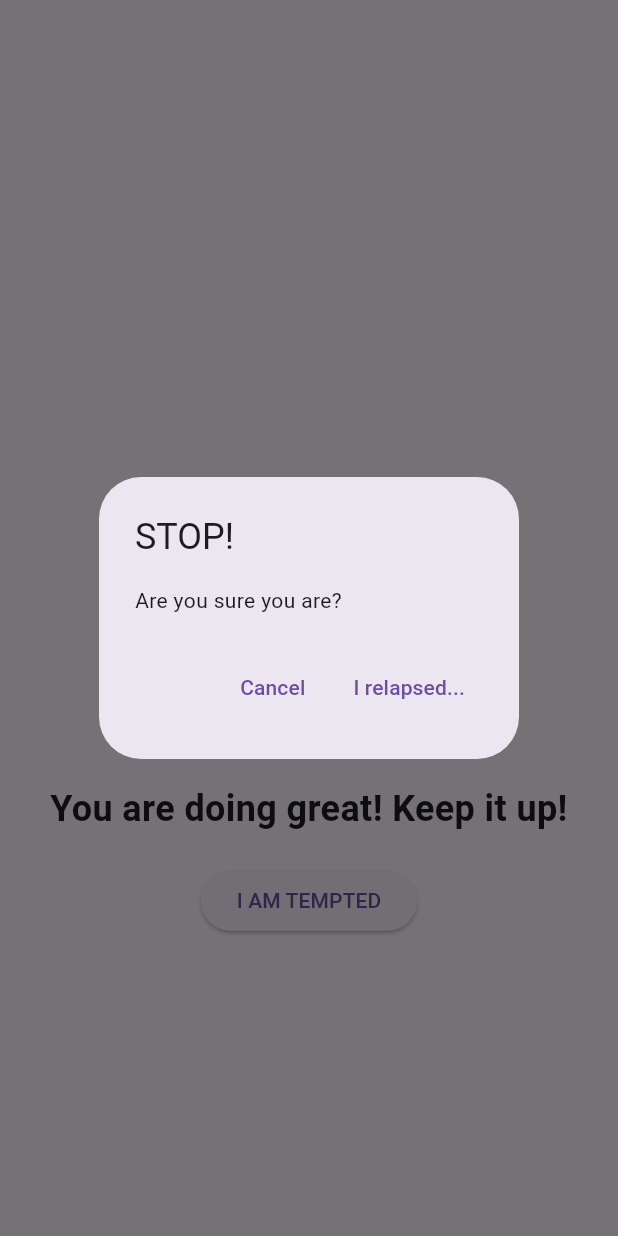
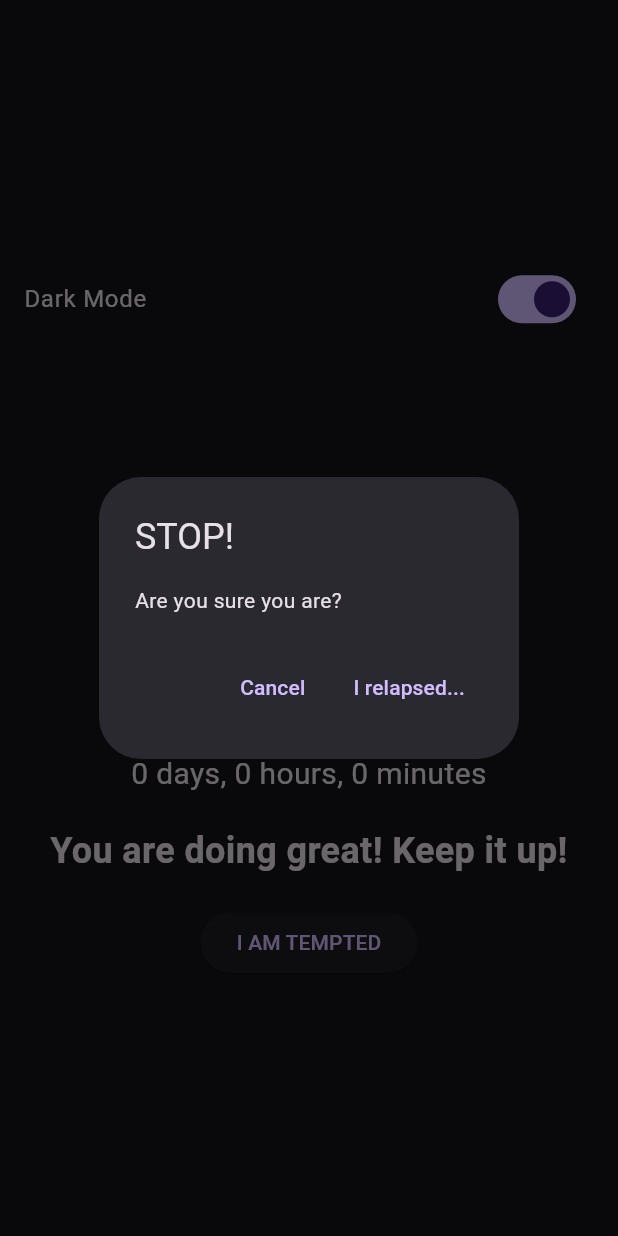
Before and after one commit to deynesdev/quitr, a Flutter app: the screen it shows after launch, after a tap on "I AM TEMPTED", on a phone screen of 412 x 824 dp. Run offline on Flutter 3.47's test engine with Material 3 defaults, Android fonts, the phone set to English and light mode, and no system bars; our stand-ins replace shared_preferences.

Commit message:
- Implemented theme switching between dark and light modes - Updated Android NDK version to 27.0.12077973 for plugin compatibility - Applied potential fixes for shared_preferences Android build errors

```diff
--- /dev/null
+++ b/devtools_options.yaml
@@ -0,0 +1,3 @@
+description: This file stores settings for Dart & Flutter DevTools.
+documentation: https://docs.flutter.dev/tools/devtools/extensions#configure-extension-enablement-states
+extensions:
--- a/lib/main.dart
+++ b/lib/main.dart
@@ -1,95 +1,134 @@
 import 'package:flutter/material.dart';
-import 'dart:async'; // Import for Timer
+import 'dart:async';
 import 'package:shared_preferences/shared_preferences.dart';
 
 void main() {
   runApp(const MyApp());
 }
 
-class MyApp extends StatelessWidget {
+class MyApp extends StatefulWidget {
   const MyApp({super.key});
+
+  @override
+  State<MyApp> createState() => _MyAppState();
+}
+
+class _MyAppState extends State<MyApp> {
+  bool isDarkMode = true;
+
+  @override
+  void initState() {
+    super.initState();
+    loadTheme();
+  }
+
+  Future<void> loadTheme() async {
+    final prefs = await SharedPreferences.getInstance();
+    setState(() {
+      isDarkMode = prefs.getBool('isDarkMode') ?? true;
+    });
+  }
+
+  Future<void> toggleTheme() async {
+    final prefs = await SharedPreferences.getInstance();
+    setState(() {
+      isDarkMode = !isDarkMode;
+      prefs.setBool('isDarkMode', isDarkMode);
+    });
+  }
 
   @override
   Widget build(BuildContext context) {
     return MaterialApp(
-      title: 'Quit App',
-      theme: ThemeData(
-        primarySwatch: Colors.blue, // Added a basic theme
+      title: 'Quitr',
+      theme: isDarkMode ? ThemeData.dark() : ThemeData.light(),
+      home: MyHomePage(
+        isDarkMode: isDarkMode,
+        toggleTheme: toggleTheme,
       ),
-      home: const MyHomePage(),
     );
   }
 }
 
 class MyHomePage extends StatefulWidget {
-  const MyHomePage({super.key});
+  final bool isDarkMode;
+  final VoidCallback toggleTheme;
+
+  const MyHomePage({
+    super.key,
+    required this.isDarkMode,
+    required this.toggleTheme,
+  });
 
   @override
   State<MyHomePage> createState() => _MyHomePageState();
 }
 
 class _MyHomePageState extends State<MyHomePage> {
-  DateTime lastRelapseTime = DateTime.now(); // saves the last time you relapsed
+  DateTime lastRelapseTime = DateTime.now();
+
   double get progress {
     final totalSeconds = 21 * 24 * 60 * 60; // 21 days
     final elapsedSeconds = DateTime.now().difference(lastRelapseTime).inSeconds;
     double p = elapsedSeconds / totalSeconds;
-    return p > 1.0 ? 1.0 : p; // cap at 1.0
+    return p > 1.0 ? 1.0 : p;
   }
 
   @override
   void initState() {
     super.initState();
+    loadLastRelapseTime();
 
-    loadLastRelapseTime(); // Load stored time
-
-    Timer.periodic(Duration(seconds: 1), (_) {
-      setState(() {}); // Refresh every second
+    Timer.periodic(const Duration(seconds: 1), (_) {
+      setState(() {});
     });
   }
 
-  void saveLastRelapseTime() async {
+  Future<void> saveLastRelapseTime() async {
     final prefs = await SharedPreferences.getInstance();
-    prefs.setString('lastRelapseTime', lastRelapseTime.toIso8601String());
+    await prefs.setString('lastRelapseTime', lastRelapseTime.toIso8601String());
   }
 
-  void loadLastRelapseTime() async {
+  Future<void> loadLastRelapseTime() async {
     final prefs = await SharedPreferences.getInstance();
     final lastRelapseString = prefs.getString('lastRelapseTime');
     if (lastRelapseString != null) {
+      setState(() {
         lastRelapseTime = DateTime.parse(lastRelapseString);
+      });
     } else {
-      lastRelapseTime = DateTime.now(); // First run
+      setState(() {
+        lastRelapseTime = DateTime.now();
+      });
     }
-
-    setState(() {}); // Update UI after loading
   }
 
   @override
   Widget build(BuildContext context) {
     return Scaffold(
       body: Center(
-        // Wrap the Column in a Center to horizontally center its content
         child: Column(
-          // Column takes a list of children
-          mainAxisAlignment: MainAxisAlignment
-              .center, // Vertically center content within the column
-          crossAxisAlignment: CrossAxisAlignment
-              .center, // Horizontally center content within the column
+          mainAxisAlignment: MainAxisAlignment.center,
+          crossAxisAlignment: CrossAxisAlignment.center,
           children: <Widget>[
-            // This is the list of widgets
+            SwitchListTile(
+              title: const Text('Dark Mode'),
+              value: widget.isDarkMode,
+              onChanged: (value) {
+                widget.toggleTheme();
+              },
+            ),
             SizedBox(
-              width: 200, // Set a fixed width for the CircularProgressIndicator
-              height:
-                  200, // Set a fixed height for the CircularProgressIndicator
+              width: 200,
+              height: 200,
               child: CircularProgressIndicator.adaptive(
-                strokeWidth: 10, // Set the width of the progress indicator
-                value: progress, // from 0.0 to 1.0
-                valueColor: AlwaysStoppedAnimation<Color>(Colors.blue),
+                strokeWidth: 10,
+                value: progress,
+                valueColor: const AlwaysStoppedAnimation<Color>(Colors.blue),
               ),
             ),
             const Padding(
-              padding: EdgeInsets.all(20.0), // Add some padding around the text
+              padding: EdgeInsets.all(20.0),
               child: Text(
                 'You have been clean for:',
                 style: TextStyle(fontSize: 24, fontWeight: FontWeight.bold),
@@ -97,12 +136,14 @@ class _MyHomePageState extends State<MyHomePage> {
               ),
             ),
             Text(
-              '${DateTime.now().difference(lastRelapseTime).inDays} days, ${DateTime.now().difference(lastRelapseTime).inHours} hours, ${DateTime.now().difference(lastRelapseTime).inMinutes % 60} minutes',
+              '${DateTime.now().difference(lastRelapseTime).inDays} days, '
+              '${DateTime.now().difference(lastRelapseTime).inHours % 24} hours, '
+              '${DateTime.now().difference(lastRelapseTime).inMinutes % 60} minutes',
               style: const TextStyle(fontSize: 20),
               textAlign: TextAlign.center,
             ),
             const Padding(
-              padding: EdgeInsets.all(20.0), // Add some padding around the text
+              padding: EdgeInsets.all(20.0),
               child: Text(
                 'You are doing great! Keep it up!',
                 style: TextStyle(fontSize: 24, fontWeight: FontWeight.bold),
@@ -113,40 +154,28 @@ class _MyHomePageState extends State<MyHomePage> {
               onPressed: () {
                 showDialog(
                   context: context,
-                  builder: (BuildContext context) {
-                    return AlertDialog(
+                  builder: (context) => AlertDialog(
                     title: const Text('STOP!'),
                     content: const Text('Are you sure you are?'),
-                      actions: <Widget>[
+                    actions: [
                       TextButton(
-                          onPressed: () {
-                            Navigator.of(context).pop(); // Close the dialog
-                          },
+                        onPressed: () => Navigator.of(context).pop(),
                         child: const Text('Cancel'),
                       ),
                       TextButton(
                         onPressed: () {
-                            Navigator.of(
-                              context,
-                            ).pop(); // Close the dialog first
-                            // Introduce a small delay to ensure dialog closes before app quits
-                            Future.delayed(
-                              const Duration(milliseconds: 100),
-                              () {
+                          Navigator.of(context).pop();
+                          Future.delayed(const Duration(milliseconds: 100), () {
                             setState(() {
                               lastRelapseTime = DateTime.now();
                               saveLastRelapseTime();
-
-                                  // This updates the last relapse time to now
                             });
-                              },
-                            );
+                          });
                         },
                         child: const Text('I relapsed...'),
                       ),
                     ],
-                    );
-                  },
+                  ),
                 );
               },
               child: const Text('I AM TEMPTED'),
--- a/pubspec.yaml
+++ b/pubspec.yaml
@@ -48,7 +48,7 @@ dev_dependencies:
   # activated in the `analysis_options.yaml` file located at the root of your
   # package. See that file for information about deactivating specific lint
   # rules and activating additional ones.
-  flutter_lints: ^5.0.0
+  flutter_lints: ^6.0.0
 
 # For information on the generic Dart part of this file, see the
 # following page: https://dart.dev/tools/pub/pubspec
```
Also changed, not shown: pubspec.lock, 2 other files. Lines whose indentation alone changed are shown as unchanged.
